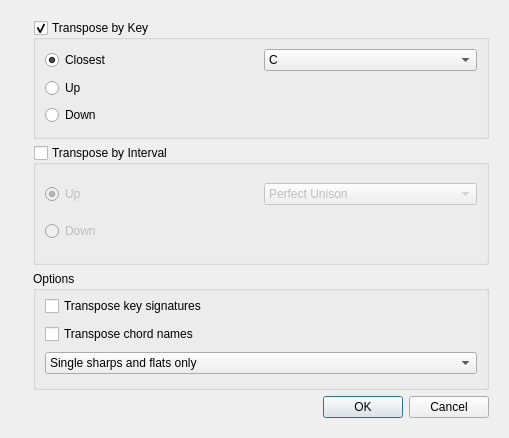
Qt form mscore/mscore/transposedialog.ui (musescore/musescore-old) before a commit.
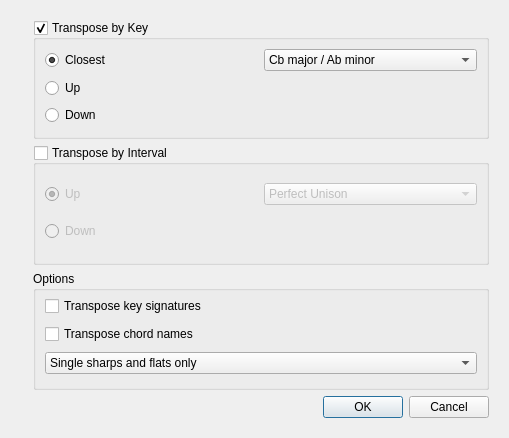
The same form after that commit. Icons and pictures are not drawn.

Commit message: - turn off "screen-shot" preference by default - add major and minor key signature names to transpose dialog

The edit to the form file:
```diff
--- a/mscore/mscore/transposedialog.ui
+++ b/mscore/mscore/transposedialog.ui
@@ -70,11 +70,11 @@
          <item row="0" column="1">
           <widget class="QComboBox" name="keyList">
            <property name="currentIndex">
-            <number>7</number>
+            <number>0</number>
            </property>
            <item>
             <property name="text">
-             <string>Cb</string>
+             <string>Cb major / Ab minor</string>
             </property>
            </item>
            <item>
@@ -109,7 +109,7 @@
            </item>
            <item>
             <property name="text">
-             <string>C</string>
+             <string>C major / A minor</string>
             </property>
            </item>
            <item>
```
Left out of the diff: 46 changed lines with no effect on the pictures. The commit also changes 32 other files.
